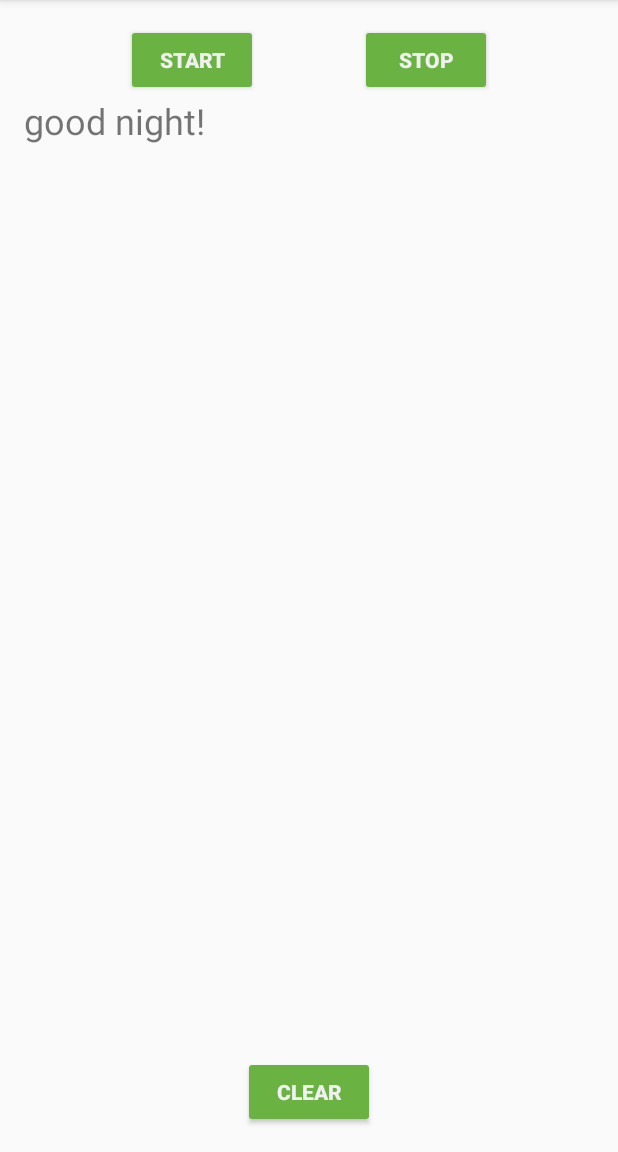
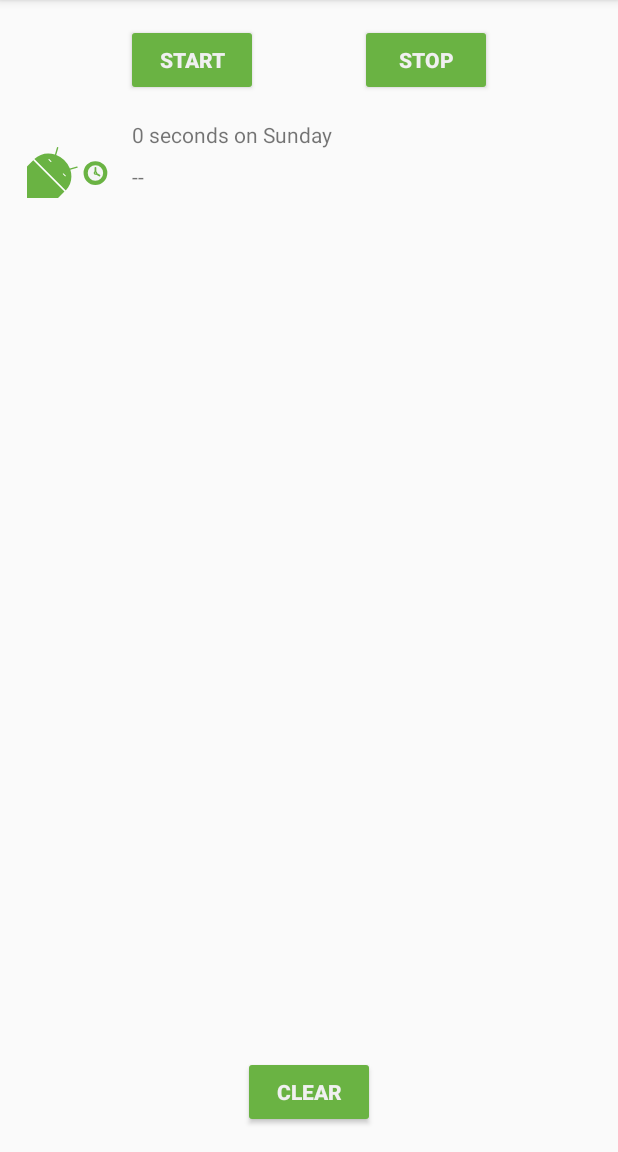
Before and after one commit to uta1/android_lessons, an Android app: the screen it shows after launch (MainActivity), after a tap on "START", on a phone screen of 412 x 824 dp, the part 84-1236 px from its top. Run offline under Robolectric (Android 15) with nearby library versions, the phone set to English and light mode, and no system bars; our stand-ins replace Room's generated code, data binding; Roboto replaces fonts that are not available here; 3 statements that could not run were skipped.

Commit message:
ViewHolder

```diff
--- a/sleep_tracker_with_recycler_view/app/src/main/java/com/example/android/trackmysleepquality/sleeptracker/SleepNightAdapter.kt
+++ b/sleep_tracker_with_recycler_view/app/src/main/java/com/example/android/trackmysleepquality/sleeptracker/SleepNightAdapter.kt
@@ -18,15 +18,18 @@ package com.example.android.trackmysleepquality.sleeptracker
 
 import android.graphics.Color
 import android.view.LayoutInflater
+import android.view.View
 import android.view.ViewGroup
+import android.widget.ImageView
 import android.widget.TextView
 import androidx.recyclerview.widget.RecyclerView
 import com.example.android.trackmysleepquality.R
 import com.example.android.trackmysleepquality.TextItemViewHolder
-import com.example.android.trackmysleepquality.database.NO_SLEEP_QUALITY
+import com.example.android.trackmysleepquality.convertDurationToFormatted
+import com.example.android.trackmysleepquality.convertNumericQualityToString
 import com.example.android.trackmysleepquality.database.SleepNight
 
-class SleepNightAdapter: RecyclerView.Adapter<TextItemViewHolder>() {
+class SleepNightAdapter: RecyclerView.Adapter<SleepNightAdapter.ViewHolder>() {
     var data = listOf<SleepNight>()
     set(value) {
         field = value
@@ -35,23 +38,42 @@ class SleepNightAdapter: RecyclerView.Adapter<TextItemViewHolder>() {
     override fun getItemCount(): Int {
         return data.size
     }
-    override fun onBindViewHolder(holder: TextItemViewHolder, position: Int) {
+    override fun onBindViewHolder(holder: ViewHolder, position: Int) {
         val item = data[position]
-        if (item.sleepQuality == NO_SLEEP_QUALITY) {
-            holder.textView.text = "good night!"
-        } else {
-            if (item.sleepQuality <= 1) {
-                holder.textView.setTextColor(Color.RED)
-            } else {
-                holder.textView.setTextColor(Color.BLACK)
+        holder.bind(item)
+    }
+    override fun onCreateViewHolder(parent: ViewGroup, viewType: Int): ViewHolder {
+        return ViewHolder.from(parent)
+    }
+
+    class ViewHolder private constructor (itemView: View): RecyclerView.ViewHolder(itemView){
+        val sleepLength: TextView = itemView.findViewById(R.id.sleep_length)
+        val quality: TextView = itemView.findViewById(R.id.quality_string)
+        val qualityImage: ImageView = itemView.findViewById(R.id.quality_image)
+        fun bind(item: SleepNight) {
+            val res = itemView.context.resources
+
+            sleepLength.text = convertDurationToFormatted(item.startTimeMilli, item.endTimeMilli, res)
+            quality.text = convertNumericQualityToString(item.sleepQuality, res)
+            qualityImage.setImageResource(when (item.sleepQuality) {
+                0 -> R.drawable.ic_sleep_0
+                1 -> R.drawable.ic_sleep_1
+                2 -> R.drawable.ic_sleep_2
+                3 -> R.drawable.ic_sleep_3
+                4 -> R.drawable.ic_sleep_4
+                5 -> R.drawable.ic_sleep_5
+                else -> R.drawable.ic_sleep_active
+            })
+        }
+
+        companion object {
+            fun from(parent: ViewGroup): ViewHolder {
+                val layoutInflater = LayoutInflater.from(parent.context)
+                val view = layoutInflater
+                        .inflate(R.layout.list_item_sleep_night, parent, false)
+
+                return ViewHolder(view)
             }
-            holder.textView.text = item.sleepQuality.toString()
         }
     }
-    override fun onCreateViewHolder(parent: ViewGroup, viewType: Int): TextItemViewHolder {
-        val layoutInflater = LayoutInflater.from(parent.context)
-        val view = layoutInflater
-                .inflate(R.layout.text_item_view, parent, false) as TextView
-        return TextItemViewHolder(view)
-    }
 }
--- a/sleep_tracker_with_recycler_view/app/src/main/res/layout/list_item_sleep_night.xml
+++ b/sleep_tracker_with_recycler_view/app/src/main/res/layout/list_item_sleep_night.xml
@@ -1,7 +1,45 @@
 <?xml version="1.0" encoding="utf-8"?>
 <androidx.constraintlayout.widget.ConstraintLayout
     xmlns:android="http://schemas.android.com/apk/res/android"
+    xmlns:app="http://schemas.android.com/apk/res-auto"
+    xmlns:tools="http://schemas.android.com/tools"
     android:orientation="vertical"
     android:layout_width="match_parent"
     android:layout_height="wrap_content">
+
+    <ImageView
+        android:id="@+id/quality_image"
+        android:layout_width="@dimen/icon_size"
+        android:layout_height="60dp"
+        android:layout_marginStart="16dp"
+        android:layout_marginTop="8dp"
+        android:layout_marginBottom="8dp"
+        app:layout_constraintBottom_toBottomOf="parent"
+        app:layout_constraintStart_toStartOf="parent"
+        app:layout_constraintTop_toTopOf="parent"
+        tools:srcCompat="@drawable/ic_sleep_5" />
+
+    <TextView
+        android:id="@+id/sleep_length"
+        android:layout_width="0dp"
+        android:layout_height="20dp"
+        android:layout_marginStart="8dp"
+        android:layout_marginTop="8dp"
+        android:layout_marginEnd="16dp"
+        app:layout_constraintEnd_toEndOf="parent"
+        app:layout_constraintStart_toEndOf="@+id/quality_image"
+        app:layout_constraintTop_toTopOf="@+id/quality_image"
+        tools:text="Wednesday" />
+
+    <TextView
+        android:id="@+id/quality_string"
+        android:layout_width="0dp"
+        android:layout_height="20dp"
+        android:layout_marginTop="8dp"
+        app:layout_constraintEnd_toEndOf="@+id/sleep_length"
+        app:layout_constraintHorizontal_bias="0.0"
+        app:layout_constraintStart_toStartOf="@+id/sleep_length"
+        app:layout_constraintTop_toBottomOf="@+id/sleep_length"
+        tools:text="Excellent!!!" />
+
 </androidx.constraintlayout.widget.ConstraintLayout>
```
